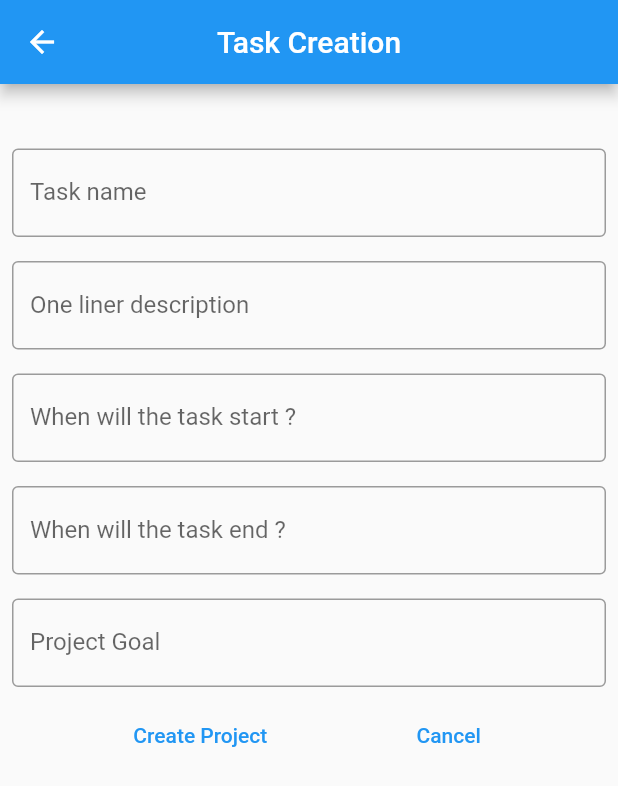
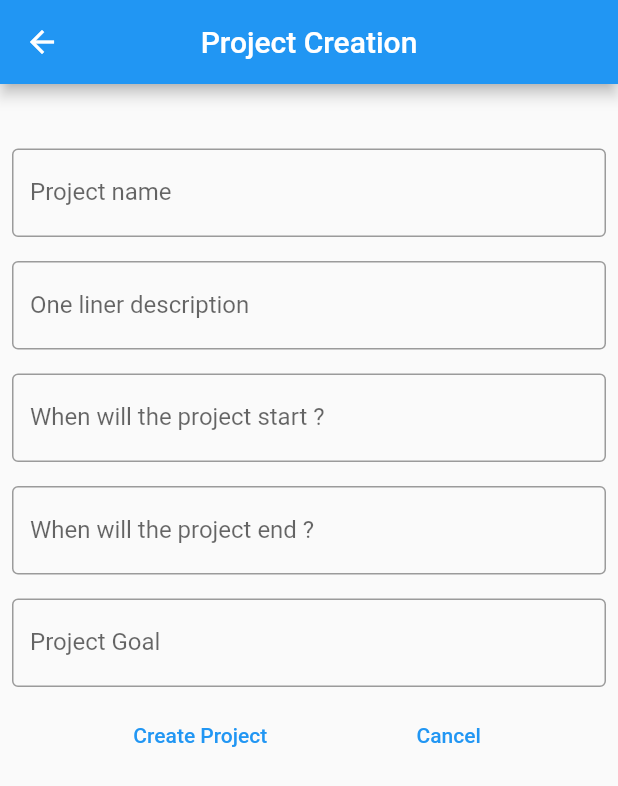
Before and after one commit to cogluca/loops_flutter, a Flutter app: the HomeScreen screen opened by its route, after a tap on the "add" icon, on a phone screen of 412 x 824 dp. Shown: the top 786 px of the screen. Run offline on Flutter 3.47's test engine with Material 2 defaults, Android fonts, the phone set to English and light mode, and no system bars; our stand-ins replace cloud_firestore, firebase_auth, firebase_core, fl_chart, get, get_storage and 2 more; missing offline and left inert: googleapis; accounts and stored records are empty; generated files the repository leaves out were written again; network calls fail; statements that could not run were skipped.

Commit message:
Typo in project creation screen and app-wide consistent data format included in project_creation.screen.dart

```diff
--- a/lib/presentation/home/views/project_creation.screen.dart
+++ b/lib/presentation/home/views/project_creation.screen.dart
@@ -10,7 +10,7 @@ class ProjectCreationScreen extends GetView<HomeController> {
     return Scaffold(
       resizeToAvoidBottomInset: false,
         appBar: AppBar(
-          title: const Text('Task Creation'),
+          title: const Text('Project Creation'),
           centerTitle: true,
         ),
         body: Column(
@@ -19,8 +19,8 @@ class ProjectCreationScreen extends GetView<HomeController> {
             Container(
               child: TextFormField(
                 decoration: const InputDecoration(
-                  labelText: 'Task name',
-                  hintText: 'Enter task name',
+                  labelText: 'Project name',
+                  hintText: 'Enter project name',
                   border: OutlineInputBorder(),
                 ),
                 controller: controller.createdNewProject,
@@ -41,7 +41,7 @@ class ProjectCreationScreen extends GetView<HomeController> {
             Container(
               child: TextFormField(
                 decoration: const InputDecoration(
-                  labelText: 'When will the task start ?',
+                  labelText: 'When will the project start ?',
                   hintText: 'yyyy/mm/dd',
                   border: OutlineInputBorder(),
                 ),
@@ -62,7 +62,7 @@ class ProjectCreationScreen extends GetView<HomeController> {
             Container(
               child: TextFormField(
                 decoration: const InputDecoration(
-                  labelText: 'When will the task end ?',
+                  labelText: 'When will the project end ?',
                   hintText: 'yyyy/mm/dd',
                   border: OutlineInputBorder(),
                 ),
@@ -73,8 +73,14 @@ class ProjectCreationScreen extends GetView<HomeController> {
                       initialDate: DateTime.now(),
                       firstDate: DateTime.now(),
                       lastDate: DateTime.utc(2025));
-                  controller.newEndDate.text =
-                      '${pickedDate?.year}-${pickedDate?.month}-${pickedDate?.day}';
+                  String pickedMonth = pickedDate!.month.toString();
+                  if(pickedMonth.length > 1) {
+                    controller.newEndDate.text =
+                    '${pickedDate.year}-${pickedDate.month}-${pickedDate.day}';
+                  }
+                  else{
+                    controller.newEndDate.text = '${pickedDate.year}-0${pickedDate.month}-${pickedDate.day}';
+                  }
                 },
               ),
               padding: const EdgeInsets.all(8.0),
--- a/lib/repository/home_repository.dart
+++ b/lib/repository/home_repository.dart
@@ -1,6 +1,8 @@
 import 'package:cloud_firestore/cloud_firestore.dart';
 import 'package:firebase_core/firebase_core.dart';
+import 'package:get/get.dart';
 import 'package:loops/model/Project.dart';
+import 'package:loops/presentation/login/controllers/login.controller.dart';
 
 class HomeRepository {
   FirebaseFirestore firestore = FirebaseFirestore.instance;
@@ -9,8 +11,9 @@ class HomeRepository {
   Future<List<Project>> getProjects() async {
     late List<Project> dataRef = <Project>[];
     late Project singleProject;
+    String userUid = Get.find<LoginController>().loggedInUser.userUid;
 
-    QuerySnapshot querySnapshot = await firestore.collection('projects').get();
+    QuerySnapshot querySnapshot = await firestore.collection('projects').where('ownerId', isEqualTo: userUid).get();
 
     if (querySnapshot.docs.isNotEmpty) {
       querySnapshot.docs.forEach((element) {
```
